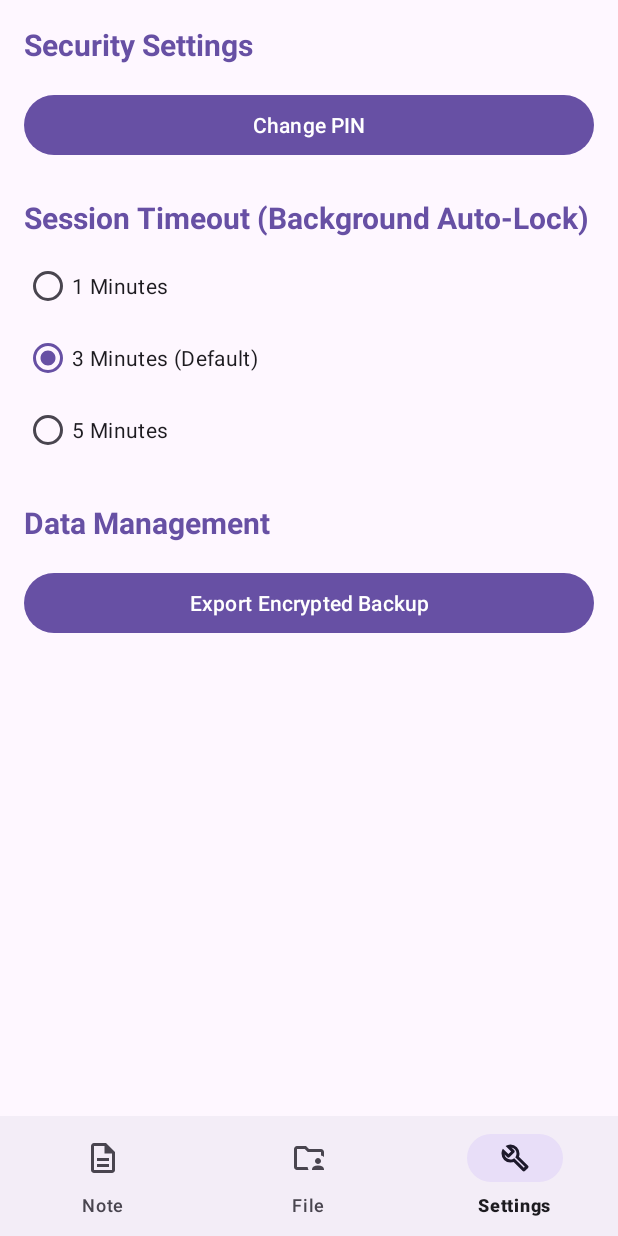
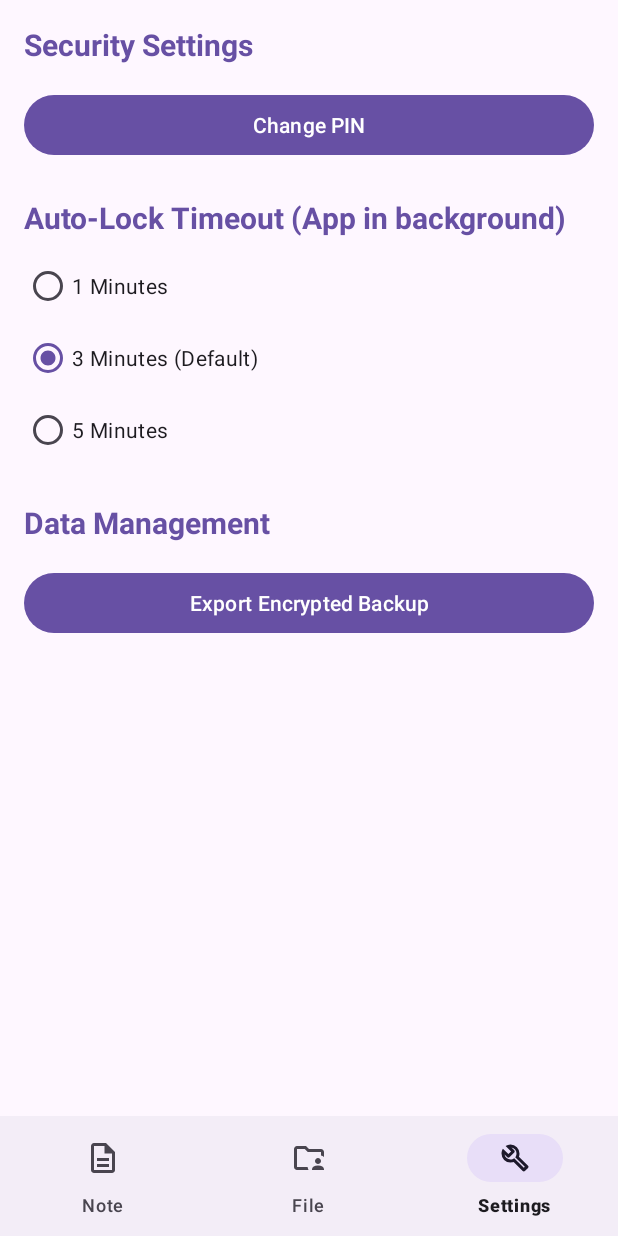
Before and after one commit to enzobarba/Secure-Notes, an Android app: the fragment FileArchiveFragment placed in its activity, item 3 of the bottom bar chosen, on a phone screen of 412 x 824 dp. Run offline under Robolectric (Android 15) with nearby library versions, the light colour scheme and no system bars; our stand-ins replace Room's generated code; libraries missing offline, so code that uses them is left out: net.sqlcipher.database; 6 statements that could not run were skipped.

```diff
--- a/app/src/main/java/com/example/securenotes/ui/auth/AuthActivity.java
+++ b/app/src/main/java/com/example/securenotes/ui/auth/AuthActivity.java
@@ -107,9 +107,9 @@ public class AuthActivity extends AppCompatActivity implements
 
         // Testo del pop-up
         promptInfo = new BiometricPrompt.PromptInfo.Builder()
-                .setTitle("Access to SecureNotes")
-                .setSubtitle("Use your footprint or face")
-                .setNegativeButtonText("Use PIN")
+                .setTitle(getString(R.string.access_sec_notes))
+                .setSubtitle(getString(R.string.auth_required))
+                .setNegativeButtonText(getString(R.string.use_pin))
                 .build();
     }
 
--- a/app/src/main/java/com/example/securenotes/ui/auth/CreatePinFragment.java
+++ b/app/src/main/java/com/example/securenotes/ui/auth/CreatePinFragment.java
@@ -10,6 +10,7 @@ import androidx.annotation.NonNull;
 import androidx.annotation.Nullable;
 import androidx.fragment.app.Fragment;
 
+import com.example.securenotes.R;
 import com.example.securenotes.databinding.FragmentCreatePinBinding;
 import com.example.securenotes.security.PinManager;
 
@@ -55,9 +56,9 @@ public class CreatePinFragment extends Fragment {
 
             // Logica di validazione e salvataggio
             if (pin1.length() < 4) {
-                Toast.makeText(getContext(), "PIN must be 4 or more digits", Toast.LENGTH_SHORT).show();
+                Toast.makeText(getContext(), R.string.settings_pin, Toast.LENGTH_SHORT).show();
             } else if (!pin1.equals(pin2)) {
-                Toast.makeText(getContext(), "PINs don't match", Toast.LENGTH_SHORT).show();
+                Toast.makeText(getContext(), R.string.pins_not_equal, Toast.LENGTH_SHORT).show();
             } else {
                 // Chiama il PinManager per salvare l'hash
                 PinManager.savePin(requireContext(), pin1);
--- a/app/src/main/java/com/example/securenotes/ui/auth/EnterPinFragment.java
+++ b/app/src/main/java/com/example/securenotes/ui/auth/EnterPinFragment.java
@@ -9,7 +9,7 @@ import android.widget.Toast;
 import androidx.annotation.NonNull;
 import androidx.annotation.Nullable;
 import androidx.fragment.app.Fragment;
-
+import com.example.securenotes.R;
 import com.example.securenotes.databinding.FragmentEnterPinBinding;
 import com.example.securenotes.security.PinManager;
 
@@ -57,8 +57,7 @@ public class EnterPinFragment extends Fragment {
                 // PIN CORRETTO: Notifica l'activity
                 listener.onPinAuthenticated();
             } else {
-                // PIN ERRATO: Mostra errore
-                Toast.makeText(getContext(), "Incorrect PIN", Toast.LENGTH_SHORT).show();
+                Toast.makeText(getContext(), R.string.wrong_pin, Toast.LENGTH_SHORT).show();
             }
         });
     }
--- a/app/src/main/java/com/example/securenotes/ui/dashboard/MainActivity.java
+++ b/app/src/main/java/com/example/securenotes/ui/dashboard/MainActivity.java
@@ -101,7 +101,7 @@ public class MainActivity extends AppCompatActivity implements NoteListFragment.
 
     @Override
     public void onPinCreated() {
-        Toast.makeText(this, "PIN changed successfully!", Toast.LENGTH_SHORT).show();
+        Toast.makeText(this, R.string.pin_changed, Toast.LENGTH_SHORT).show();
         // Torna indietro (al SettingsFragment)
         getSupportFragmentManager().popBackStack();
     }
--- a/app/src/main/java/com/example/securenotes/ui/note/NoteListFragment.java
+++ b/app/src/main/java/com/example/securenotes/ui/note/NoteListFragment.java
@@ -140,11 +140,11 @@ public class NoteListFragment extends Fragment {
     private void confirmDeleteNote(Note note) {
         new AlertDialog.Builder(requireContext())
                 .setTitle(R.string.menu_delete)
-                .setMessage("Are you sure you want to delete this note?")
+                .setMessage(R.string.delete_note)
                 .setPositiveButton(R.string.menu_delete, (dialog, which) -> {
                     noteViewModel.delete(note);
                 })
-                .setNegativeButton("Cancel", null)
+                .setNegativeButton(R.string.cancel, null)
                 .show();
     }
 
--- a/app/src/main/res/layout/fragment_file_archive.xml
+++ b/app/src/main/res/layout/fragment_file_archive.xml
@@ -20,7 +20,7 @@
         android:layout_height="wrap_content"
         android:layout_gravity="bottom|end"
         android:layout_margin="16dp"
-        android:contentDescription="Importa file"
+        android:contentDescription="@string/import_file"
         app:srcCompat="@drawable/ic_import_file" />
 
 </androidx.coordinatorlayout.widget.CoordinatorLayout>
--- a/app/src/main/res/values/strings.xml
+++ b/app/src/main/res/values/strings.xml
@@ -5,12 +5,12 @@
     <string name="title_note">Title</string>
     <string name="content_note">Content</string>
     <string name="timestamp">Last modified: </string>
-    <string name="create_pin">Set your PIN:</string>
+    <string name="create_pin">Set your PIN</string>
     <string name="info_pin">This PIN will protect your data</string>
     <string name="settings_pin">Insert 4 or more digits</string>
     <string name="confirm_pin">Confirm PIN</string>
     <string name="save_pin">Save PIN</string>
-    <string name="insert_pin">Insert PIN:</string>
+    <string name="insert_pin">Insert PIN</string>
     <string name="pin">PIN</string>
     <string name="unlock">Unlock</string>
     <string name="menu_pin">Pin</string>
@@ -21,7 +21,7 @@
     <string name="dash_settings">Settings</string>
     <string name="sec_settings">Security Settings</string>
     <string name="change_pin">Change PIN</string>
-    <string name="session_timeout">Session Timeout (Background Auto-Lock)</string>
+    <string name="session_timeout">Auto-Lock Timeout (App in background)</string>
     <string name="timeout_one_min">1 Minutes</string>
     <string name="timeout_three_min">3 Minutes (Default)</string>
     <string name="timeout_five_min">5 Minutes</string>
@@ -31,8 +31,33 @@
     <string name="advice_password_backup">Choose a secure password. If you forgot it, you will lose your backup</string>
     <string name="password">Password</string>
     <string name="confirm_password">Confirm Password</string>
-    <string name="password_requirements">Requirements: 12 char, Upper, Num, Symbol</string>
+    <string name="password_requirements">Requirements: 12 char (at least 1 upper, 1 num, 1 symbol)</string>
     <string name="error">Error</string>
-
+    <string name="verify_identity">Verify identity</string>
+    <string name="auth_required">"Authentication required"</string>
+    <string name="use_pin">"Use PIN"</string>
+    <string name="access_sec_notes">Access to SecureNotes</string>
+    <string name="pins_not_equal">PINs don\'t match</string>
+    <string name="passwords_not_equal">Passwords are not the same</string>
+    <string name="wrong_pin">Wrong PIN</string>
+    <string name="cancel">Cancel</string>
+    <string name="pin_changed">PIN successfully changed!</string>
+    <string name="delete_note">Are you sure you want to delete this note?</string>
+    <string name="delete_file">Are you sure you want to delete this file?</string>
+    <string name="start">Start</string>
+    <string name="create_backup">Create backup</string>
+    <string name="weak_password">Weak password. Respect requirements above</string>
+    <string name="timeout_updated">Timeout successfully updated</string>
+    <string name="no_data_to_backup">No data to backup</string>
+    <string name="insert_old_pin">Insert old PIN</string>
+    <string name="backup_running">Backup in progress</string>
+    <string name="backup_saved">Backup saved in Download/SecureNotes/</string>
+    <string name="backup_failed">Backup failed</string>
+    <string name="import_file">Import file</string>
+    <string name="no_app_found">No App found to open this file</string>
+    <string name="file_imported">File successfully imported</string>
+    <string name="file_not_imported">Importation failed</string>
+    <string name="file_deleted">File deleted</string>
+    <string name="file_not_deleted">Error during deletion file</string>
 
 </resources>
--- a/app/src/main/res/values/themes.xml
+++ b/app/src/main/res/values/themes.xml
@@ -1,8 +1,5 @@
 <resources xmlns:tools="http://schemas.android.com/tools">
-    <!-- Base application theme. -->
     <style name="Base.Theme.SecureNotes" parent="Theme.Material3.DayNight.NoActionBar">
-        <!-- Customize your light theme here. -->
-        <!-- <item name="colorPrimary">@color/my_light_primary</item> -->
         <item name="android:statusBarColor">?attr/colorPrimaryVariant</item>
     </style>
 
```
Also changed, not shown: app/src/main/java/com/example/securenotes/ui/archive/FileArchiveFragment.java (+6 -8 lines), app/src/main/java/com/example/securenotes/ui/auth/EnterPinDialogFragment.java (+5 -5 lines), app/src/main/java/com/example/securenotes/ui/settings/BackupPasswordDialogFragment.java (+5 -5 lines), app/src/main/java/com/example/securenotes/ui/settings/SettingsFragment.java (+7 -7 lines), app/src/main/java/com/example/securenotes/viewmodel/FileViewModel.java (+8 -6 lines), 1 other file.
